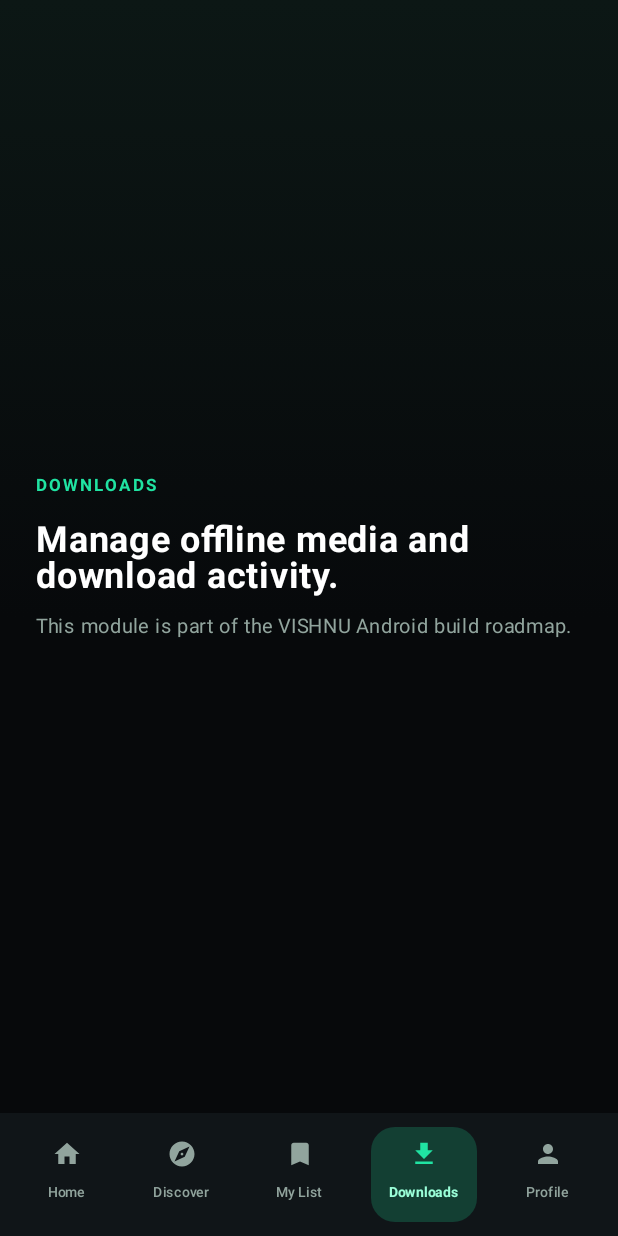
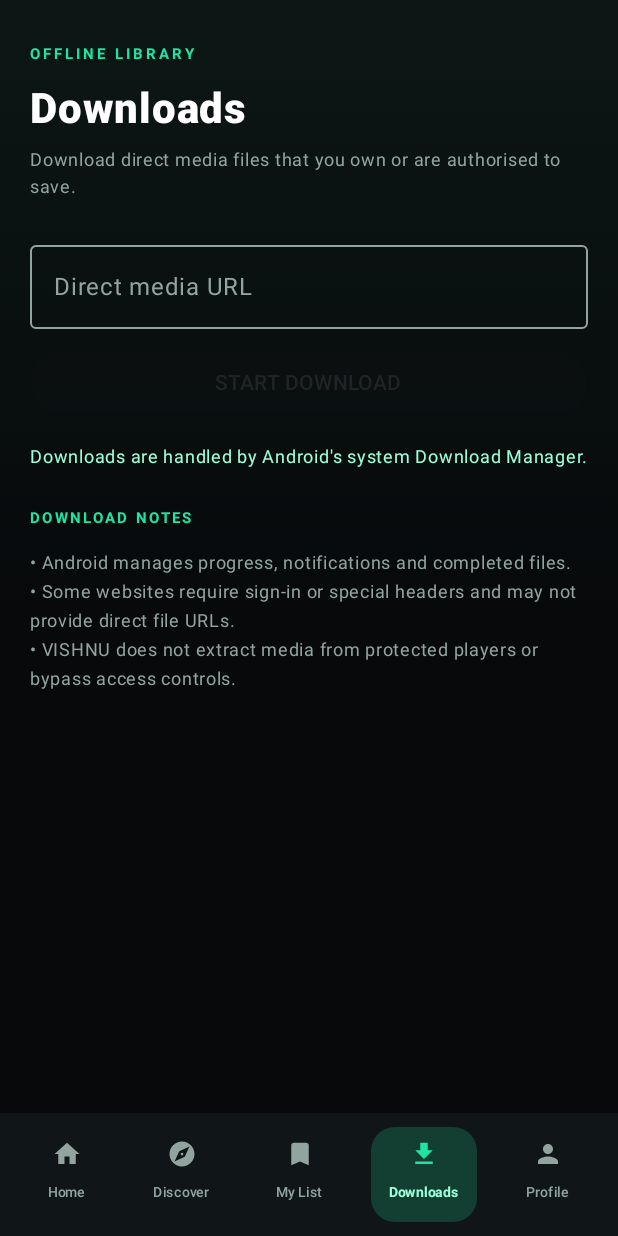
Before and after one commit to tsaikrishna-10/Vishnu, an Android app built with Jetpack Compose: the screen it shows after launch (MainActivity), after a tap on "Downloads", on a phone screen of 412 x 824 dp. Run offline under Robolectric (Android 15) with nearby library versions, the phone set to English and light mode, and no system bars; pictures from the network do not load; 3 other taps on this screen came first.

Commit message:
Add native Android direct-download manager screen

```diff
--- a/app/src/main/java/com/vishnu/app/MainActivity.kt
+++ b/app/src/main/java/com/vishnu/app/MainActivity.kt
@@ -29,6 +29,7 @@ import androidx.compose.foundation.lazy.LazyRow
 import androidx.compose.foundation.lazy.LazyColumn
 import androidx.compose.material3.Button
 import androidx.compose.material3.CircularProgressIndicator
+import androidx.compose.material3.OutlinedButton
 import androidx.compose.material3.OutlinedButton
 import androidx.compose.material3.OutlinedTextField
 import androidx.compose.material3.OutlinedTextFieldDefaults
@@ -107,6 +108,7 @@ private fun VishnuApp() {
                         "Home" -> HomeScreen(onDiscover = { selected = "Discover" })
                         "Discover" -> DiscoverScreen()
                         "My List" -> MyListScreen()
+                        "Downloads" -> DownloadsScreen()
                         else -> PlaceholderScreen(page)
                     }
                 }
@@ -424,6 +426,83 @@ private fun MyListScreen() {
     }
 }
 
+
+@Composable
+private fun DownloadsScreen() {
+    val context = LocalContext.current
+    var url by remember { mutableStateOf("") }
+    var status by remember { mutableStateOf("Downloads are handled by Android's system Download Manager.") }
+    var filename by remember { mutableStateOf("") }
+
+    Column(
+        modifier = Modifier
+            .fillMaxSize()
+            .verticalScroll(rememberScrollState())
+            .padding(horizontal = 20.dp)
+            .padding(top = 24.dp)
+    ) {
+        Text("OFFLINE LIBRARY", color = Emerald, fontSize = 10.sp, letterSpacing = 2.sp, fontWeight = FontWeight.Bold)
+        Spacer(Modifier.height(8.dp))
+        Text("Downloads", color = Color.White, fontSize = 28.sp, fontWeight = FontWeight.ExtraBold)
+        Spacer(Modifier.height(8.dp))
+        Text("Download direct media files that you own or are authorised to save.", color = Muted, fontSize = 12.sp, lineHeight = 18.sp)
+        Spacer(Modifier.height(22.dp))
+        OutlinedTextField(
+            value = url,
+            onValueChange = { url = it },
+            modifier = Modifier.fillMaxWidth(),
+            label = { Text("Direct media URL") },
+            singleLine = true,
+            colors = OutlinedTextFieldDefaults.colors(
+                focusedTextColor = Color.White,
+                unfocusedTextColor = Color.White,
+                focusedBorderColor = Emerald,
+                unfocusedBorderColor = Muted,
+                focusedLabelColor = Emerald,
+                unfocusedLabelColor = Muted,
+                cursorColor = Emerald
+            )
+        )
+        Spacer(Modifier.height(12.dp))
+        Button(
+            onClick = {
+                val parsed = runCatching { android.net.Uri.parse(url.trim()) }.getOrNull()
+                if (parsed == null || parsed.scheme !in listOf("http", "https") || parsed.host.isNullOrBlank()) {
+                    status = "Enter a valid direct HTTP or HTTPS file URL."
+                } else {
+                    try {
+                        val request = android.app.DownloadManager.Request(parsed)
+                            .setTitle(parsed.lastPathSegment?.takeIf { it.isNotBlank() } ?: "VISHNU media")
+                            .setDescription("Downloading with VISHNU")
+                            .setNotificationVisibility(android.app.DownloadManager.Request.VISIBILITY_VISIBLE_NOTIFY_COMPLETED)
+                            .setAllowedOverMetered(true)
+                            .setAllowedOverRoaming(false)
+                        val manager = context.getSystemService(Context.DOWNLOAD_SERVICE) as android.app.DownloadManager
+                        val downloadId = manager.enqueue(request)
+                        status = "Download queued successfully. Android download ID: $downloadId"
+                        url = ""
+                    } catch (_: Exception) {
+                        status = "Could not start this download. Check the URL and device storage."
+                    }
+                }
+            },
+            modifier = Modifier.fillMaxWidth(),
+            enabled = url.isNotBlank()
+        ) { Text("START DOWNLOAD") }
+        Spacer(Modifier.height(16.dp))
+        Text(status, color = Mint, fontSize = 12.sp, lineHeight = 18.sp)
+        Spacer(Modifier.height(20.dp))
+        Text("DOWNLOAD NOTES", color = Emerald, fontSize = 10.sp, letterSpacing = 1.5.sp, fontWeight = FontWeight.Bold)
+        Spacer(Modifier.height(8.dp))
+        Text(
+            "• Android manages progress, notifications and completed files.\n• Some websites require sign-in or special headers and may not provide direct file URLs.\n• VISHNU does not extract media from protected players or bypass access controls.",
+            color = Muted,
+            fontSize = 12.sp,
+            lineHeight = 19.sp
+        )
+    }
+}
+
 @Composable
 private fun PlaceholderScreen(page: String) {
     val subtitle = when (page) {
```
